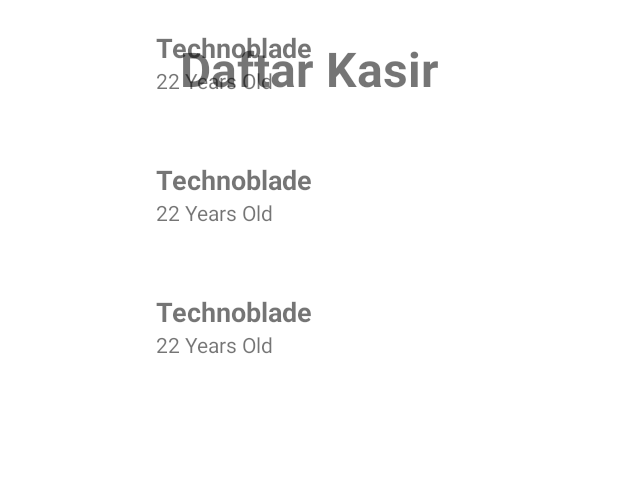
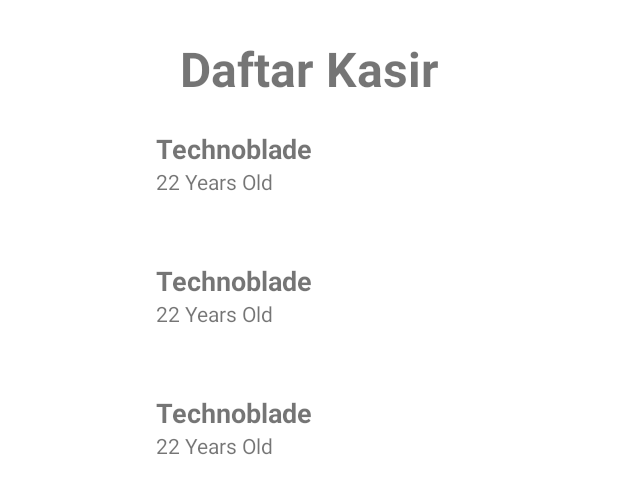
Before and after one commit to Raihanki/Kasir-Sederhana, an Android app: the layout fragment_daftar_kasir.xml on its own in the app's theme, with its tools: preview values and no code run, on a phone screen of 412 x 824 dp. Shown: the top 494 px of the screen. Run offline under Robolectric (Android 15) with nearby library versions, the phone set to English and light mode, and no system bars.

```diff
--- a/app/build.gradle
+++ b/app/build.gradle
@@ -60,4 +60,5 @@ dependencies {
     implementation 'com.squareup.moshi:moshi-kotlin:1.9.3'
     implementation 'com.squareup.retrofit2:converter-moshi:2.9.0'
     implementation 'com.github.bumptech.glide:glide:4.13.0'
+    implementation 'androidx.work:work-runtime-ktx:2.5.0'
 }
--- a/app/src/main/java/org/d3if2033/kasirsederhana/network/KasirApiService.kt
+++ b/app/src/main/java/org/d3if2033/kasirsederhana/network/KasirApiService.kt
@@ -34,3 +34,5 @@ object KasirApi {
 
     }
 }
+
+enum class ApiStatus { LOADING, SUCCESS, FAILED }
--- /dev/null
+++ b/app/src/main/java/org/d3if2033/kasirsederhana/network/UpdateWorker.kt
@@ -0,0 +1,4 @@
+package org.d3if2033.kasirsederhana.network
+
+class UpdateWorker {
+}
--- a/app/src/main/res/layout/fragment_daftar_kasir.xml
+++ b/app/src/main/res/layout/fragment_daftar_kasir.xml
@@ -19,12 +19,39 @@
         android:layout_marginTop="24dp" />
 
     <androidx.recyclerview.widget.RecyclerView
+        android:id="@+id/recyclerView"
         android:layout_width="match_parent"
-        android:layout_height="match_parent"
+        android:layout_height="wrap_content"
+        app:layoutManager="androidx.recyclerview.widget.LinearLayoutManager"
+        app:layout_constraintTop_toBottomOf="@id/text_title"
+        app:layout_constraintStart_toStartOf="parent"
+        app:layout_constraintEnd_toEndOf="parent"
         tools:context=".MainActivity"
-        android:id="@+id/recyclerView"
-        app:layoutManager="androidx.recyclerview.widget.LinearLayoutManager"
         tools:listitem="@layout/item_daftar_kasir" />
+
+    <TextView
+        android:id="@+id/networkError"
+        android:layout_width="wrap_content"
+        android:layout_height="wrap_content"
+        android:layout_gravity="center"
+        app:layout_constraintStart_toStartOf="parent"
+        app:layout_constraintEnd_toEndOf="parent"
+        app:layout_constraintTop_toTopOf="parent"
+        app:layout_constraintBottom_toBottomOf="parent"
+        android:text="@string/koneksi_error"
+        android:visibility="gone" />
+
+    <ProgressBar
+        android:id="@+id/progressBar"
+        style="?android:attr/progressBarStyle"
+        android:layout_width="wrap_content"
+        android:layout_height="wrap_content"
+        android:layout_gravity="center"
+        app:layout_constraintStart_toStartOf="parent"
+        app:layout_constraintEnd_toEndOf="parent"
+        app:layout_constraintTop_toTopOf="parent"
+        app:layout_constraintBottom_toBottomOf="parent"
+        android:visibility="gone"/>
 
 
 </androidx.constraintlayout.widget.ConstraintLayout>
--- a/app/src/main/res/values/strings.xml
+++ b/app/src/main/res/values/strings.xml
@@ -20,4 +20,5 @@
     <string name="bagikan_template">Tanggal Pembelian : %1$s \nTotal Harga: %2$d</string>
     <string name="tentang_aplikasi">Tentang Aplikasi</string>
     <string name="daftar_kasir">Daftar Kasir</string>
+    <string name="koneksi_error">Koneksi Error</string>
 </resources>
```
Also changed, not shown: app/src/main/java/org/d3if2033/kasirsederhana/ui/daftarkasir/DaftarKasirFragment.kt (+20 -0 lines), app/src/main/java/org/d3if2033/kasirsederhana/ui/daftarkasir/DaftarKasirViewModel.kt (+7 -0 lines).
